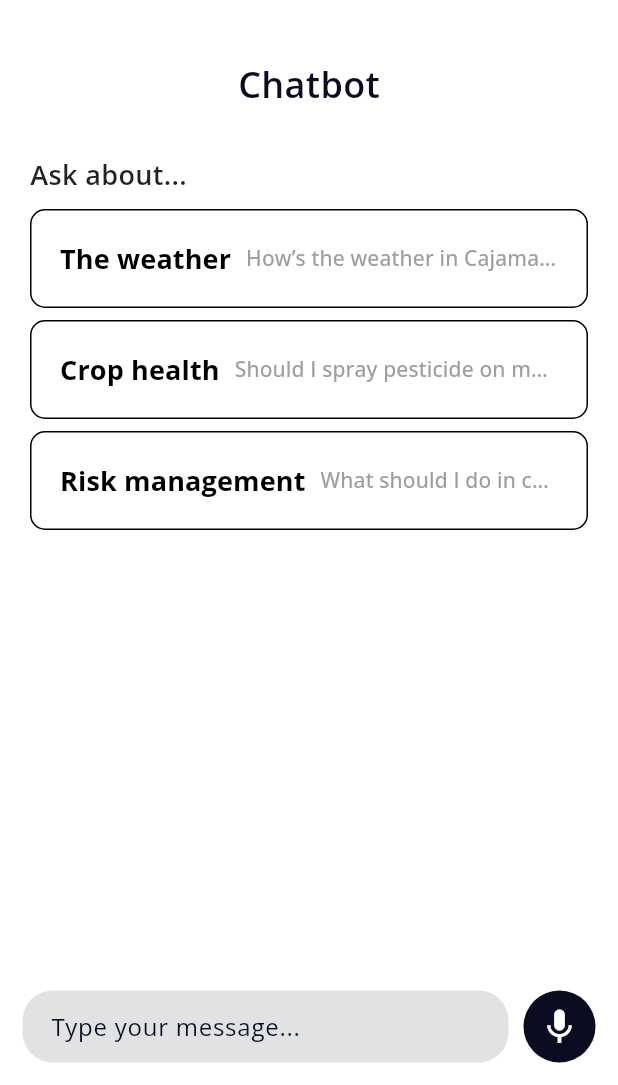
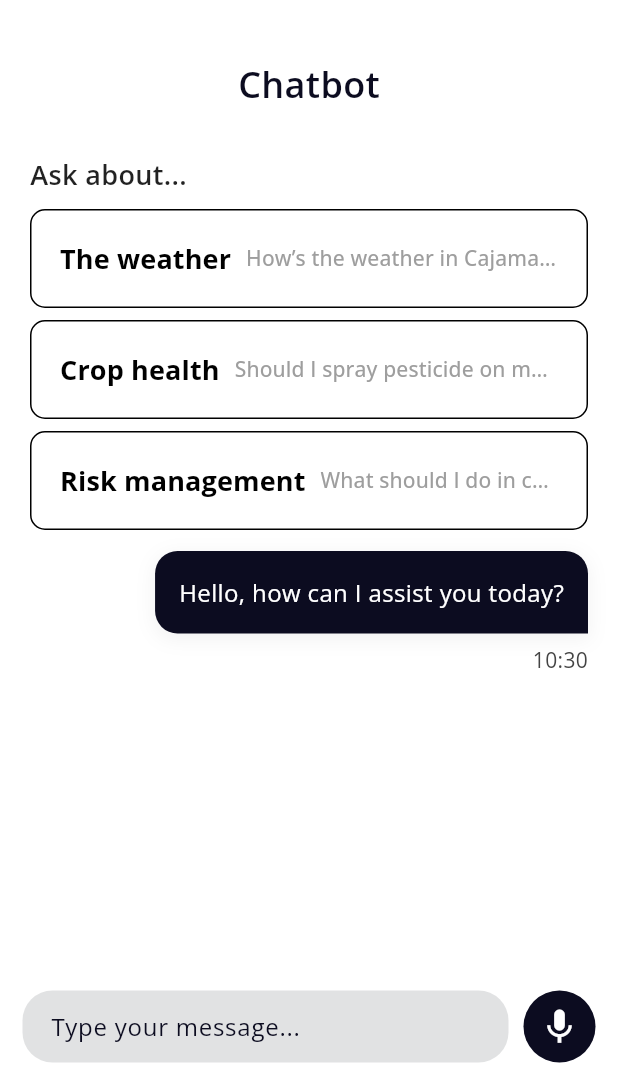
Before and after one commit to Evergrow-NASA/evergrow_mobile_app, a Flutter app: the ChatbotScreen screen opened directly, on a phone screen of 412 x 824 dp, the part 151-1236 px from its top. Run offline on Flutter 3.47's test engine with Material 3 defaults, Android fonts, the phone set to English and light mode, and no system bars; our stand-ins replace font_awesome_flutter, geolocator, google_fonts, google_maps_flutter, location, speech_to_text and 1 more; missing offline and left inert: geocoder2.

Commit message:
feat: Added data

```diff
--- a/lib/screens/menu/chatbot.dart
+++ b/lib/screens/menu/chatbot.dart
@@ -19,7 +19,7 @@ class _ChatbotScreenState extends State<ChatbotScreen> {
   final ScrollController _scrollController = ScrollController();
   bool _isLoading = false;
   bool _isVoiceRecording = false;
-  bool _hasText = false; // Se actualiza a 'false' inicialmente
+  bool _hasText = false; // Initially set to 'false'
 
   final ChatbotService _chatbotService = ChatbotService();
 
@@ -28,11 +28,32 @@ class _ChatbotScreenState extends State<ChatbotScreen> {
     super.initState();
     WidgetsBinding.instance.addPostFrameCallback((_) => _scrollToBottom());
 
-    // Escuchar cambios en el controlador de texto para actualizar _hasText
+    // Listen to text controller changes to update _hasText
     _controller.addListener(() {
       setState(() {
         _hasText = _controller.text.isNotEmpty;
       });
+    });
+
+    // Simulating a conversation with hardcoded data
+    WidgetsBinding.instance.addPostFrameCallback((_) {
+      _addMessageToList("Hello, how can I assist you today?");
+    });
+
+    Future.delayed(const Duration(seconds: 2), () {
+      _addMessageToList("What is the current condition of my field?");
+    });
+
+    Future.delayed(const Duration(seconds: 4), () {
+      _addMessageToList("Currently, the soil moisture level is 25%. I recommend monitoring it to decide when to irrigate.");
+    });
+
+    Future.delayed(const Duration(seconds: 6), () {
+      _addMessageToList("Thank you, what's the weather forecast for the next few days?");
+    });
+
+    Future.delayed(const Duration(seconds: 8), () {
+      _addMessageToList("Light rains are expected over the next three days with an average of 5mm of daily precipitation.");
     });
   }
 
@@ -137,7 +158,6 @@ class _ChatbotScreenState extends State<ChatbotScreen> {
     _controller.clear();
   }
 
-
   void _addMessageToList(String message) {
     setState(() {
       _messages.add({
```
Lines whose indentation alone changed are shown as unchanged.
